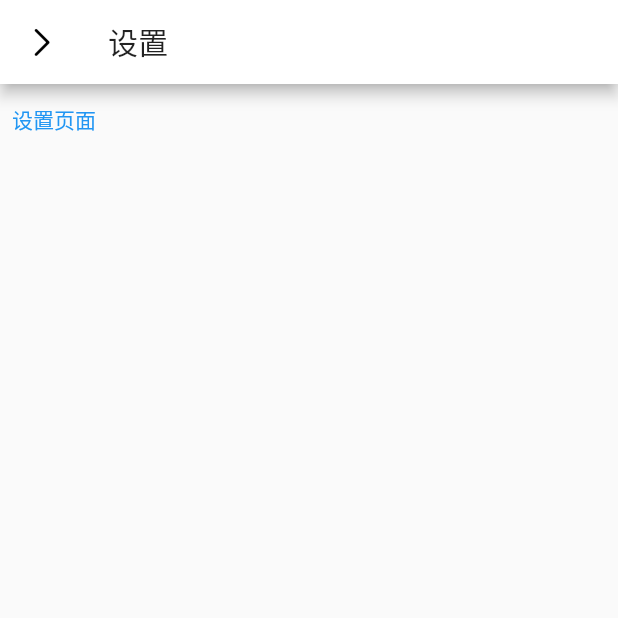
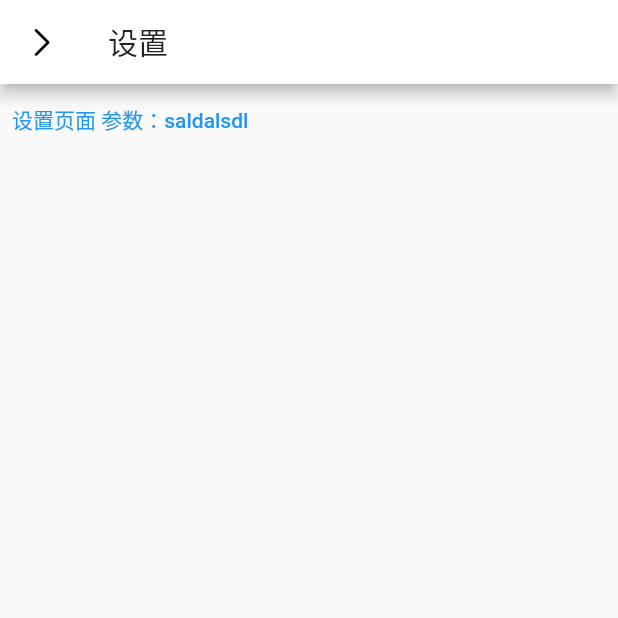
Before and after one commit to TeemoPeng/flutter_teemo, a Flutter app: the screen it shows after launch, item 2 of the bottom bar chosen, after a tap on "设置 statefulwidget", on a phone screen of 412 x 824 dp, the top half of it. Run offline on Flutter 3.47's test engine with Material 2 defaults, Android fonts, the phone set to English and light mode, and no system bars.

Commit message:
StatelessWidget参数传递

```diff
--- a/lib/routes/routes.dart
+++ b/lib/routes/routes.dart
@@ -6,7 +6,7 @@ import 'package:teemo/src/mine/version.dart';
 
 final Map<String, WidgetBuilder> appRoutes = {
   'home': (context) => RootApp(),
-  'setting': (context,{ arguments }) => Setting(arguments: arguments),
+  'setting': (context) => Setting(),
   'mine': (context) => MyPage(),
-  'version': (context, {arguments}) => Version(arguments: arguments)
+  'version': (context) => Version()
 };
--- a/lib/src/index.dart
+++ b/lib/src/index.dart
@@ -11,7 +11,7 @@ class IndexPage extends StatefulWidget{
 class _IndexPage extends State{
   @override
   void initState() {
-    print('___________________ indexpage init _______________');
+    print('--- indexpage init ---');
     super.initState();
   }
 
--- a/lib/src/mine.dart
+++ b/lib/src/mine.dart
@@ -12,7 +12,7 @@ class MyPage extends StatefulWidget{
 class _MyPage extends State{
   @override
   void initState() {
-    print('___________________ mypage init _______________');
+    print('--- mypage init ---');
     super.initState();
   }
 
@@ -33,7 +33,10 @@ class _MyPage extends State{
                 )
               ),
               onPressed: (){
-                Navigator.of(context).pushNamed('setting'
+                Navigator.of(context).pushNamed('setting',
+                  arguments: {
+                    "data": 'saldalsdl'
+                  }
                 );
               },
             ),
--- a/lib/src/mine/setting.dart
+++ b/lib/src/mine/setting.dart
@@ -47,7 +47,7 @@ class _Setting extends State{
       body: Column(
         children: [
           TextButton(
-            child: Text('设置页面',
+            child: Text('设置页面 参数：$params',
               style: TextStyle(color: Colors.blue),
             ),
             onPressed: (){
--- a/lib/src/mine/version.dart
+++ b/lib/src/mine/version.dart
@@ -6,14 +6,16 @@ class Version extends StatelessWidget{
 
   const Version({Key key, this.arguments});
 
+
   @override
   Widget build(BuildContext context) {
+    final args = ModalRoute.of(context).settings.arguments;
     return Scaffold(
       body: SafeArea(
         child: Container(
           color: Colors.white,
           child: Text(
-            'Version 参数：${this.arguments}, $arguments',
+            'Version 参数：${this.arguments}, $arguments, $args',
             style: TextStyle(
               color: Colors.black
             ),
```
